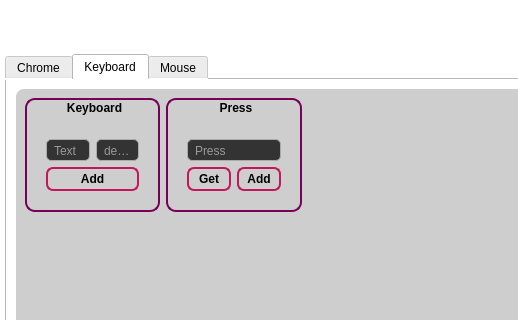
Above: mainui_v2.ui from hoangks5/socket-tool-manager before the change; both pictures show x 170 to 688 and y 0 to 320 of the 1373 by 852 pixel window. Below: the same form after it.
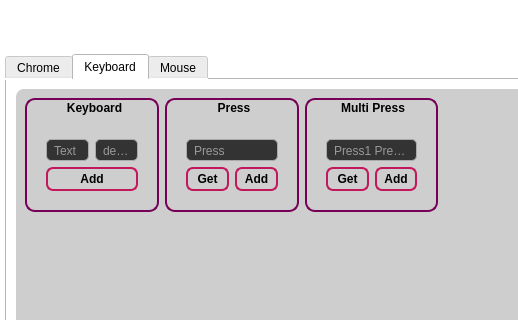
That is the form after the change. The open tabs and pages were chosen to show the change. Icons and pictures are not drawn.

Diff of the .ui file:
```diff
--- a/mainui_v2.ui
+++ b/mainui_v2.ui
@@ -1155,6 +1155,71 @@
 }</string>
                    </property>
                    <layout class="QGridLayout" name="gridLayout_40">
+                    <item row="0" column="2">
+                     <widget class="QGroupBox" name="click_19">
+                      <property name="cursor">
+                       <cursorShape>ArrowCursor</cursorShape>
+                      </property>
+                      <property name="styleSheet">
+                       <string notr="true"/>
+                      </property>
+                      <property name="title">
+                       <string>Multi Press</string>
+                      </property>
+                      <layout class="QGridLayout" name="gridLayout_57">
+                       <item row="3" column="0">
+                        <widget class="QPushButton" name="pushButton_83">
+                         <property name="text">
+                          <string>Get</string>
+                         </property>
+                        </widget>
+                       </item>
+                       <item row="3" column="1">
+                        <widget class="QPushButton" name="pushButton_84">
+                         <property name="text">
+                          <string>Add</string>
+                         </property>
+                        </widget>
+                       </item>
+                       <item row="2" column="0" colspan="2">
+                        <widget class="QLineEdit" name="lineEdit_87">
+                         <property name="text">
+                          <string/>
+                         </property>
+                         <property name="placeholderText">
+                          <string>Press1 Press2</string>
+                         </property>
+                        </widget>
+                       </item>
+                       <item row="0" column="0">
+                        <spacer name="horizontalSpacer_27">
+                         <property name="orientation">
+                          <enum>Qt::Horizontal</enum>
+                         </property>
+                         <property name="sizeHint" stdset="0">
+                          <size>
+                           <width>40</width>
+                           <height>20</height>
+                          </size>
+                         </property>
+                        </spacer>
+                       </item>
+                       <item row="0" column="1">
+                        <spacer name="horizontalSpacer_28">
+                         <property name="orientation">
+                          <enum>Qt::Horizontal</enum>
+                         </property>
+                         <property name="sizeHint" stdset="0">
+                          <size>
+                           <width>40</width>
+                           <height>20</height>
+                          </size>
+                         </property>
+                        </spacer>
+                       </item>
+                      </layout>
+                     </widget>
+                    </item>
                     <item row="0" column="0">
                      <widget class="QGroupBox" name="click_15">
                       <property name="cursor">
@@ -1275,15 +1340,15 @@
                       </layout>
                      </widget>
                     </item>
-                    <item row="0" column="2">
-                     <spacer name="horizontalSpacer_5">
+                    <item row="1" column="0">
+                     <spacer name="verticalSpacer_7">
                       <property name="orientation">
-                       <enum>Qt::Horizontal</enum>
+                       <enum>Qt::Vertical</enum>
                       </property>
                       <property name="sizeHint" stdset="0">
                        <size>
-                        <width>40</width>
-                        <height>20</height>
+                        <width>20</width>
+                        <height>40</height>
                        </size>
                       </property>
                      </spacer>
```
Left out of the diff: 15 changed lines with no effect on the pictures.
